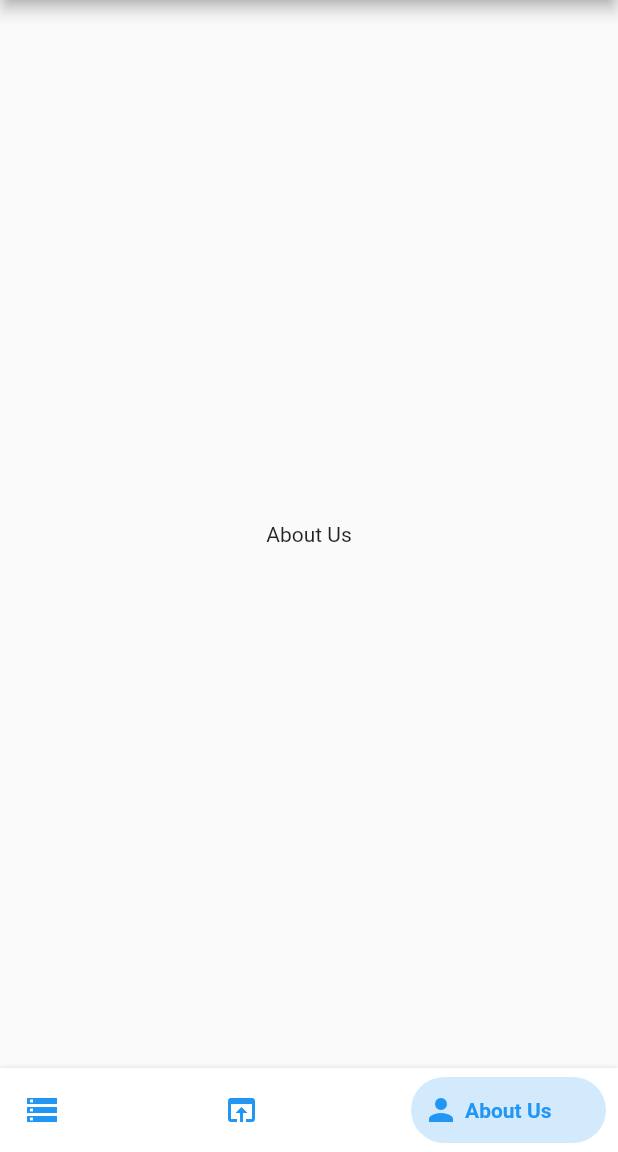
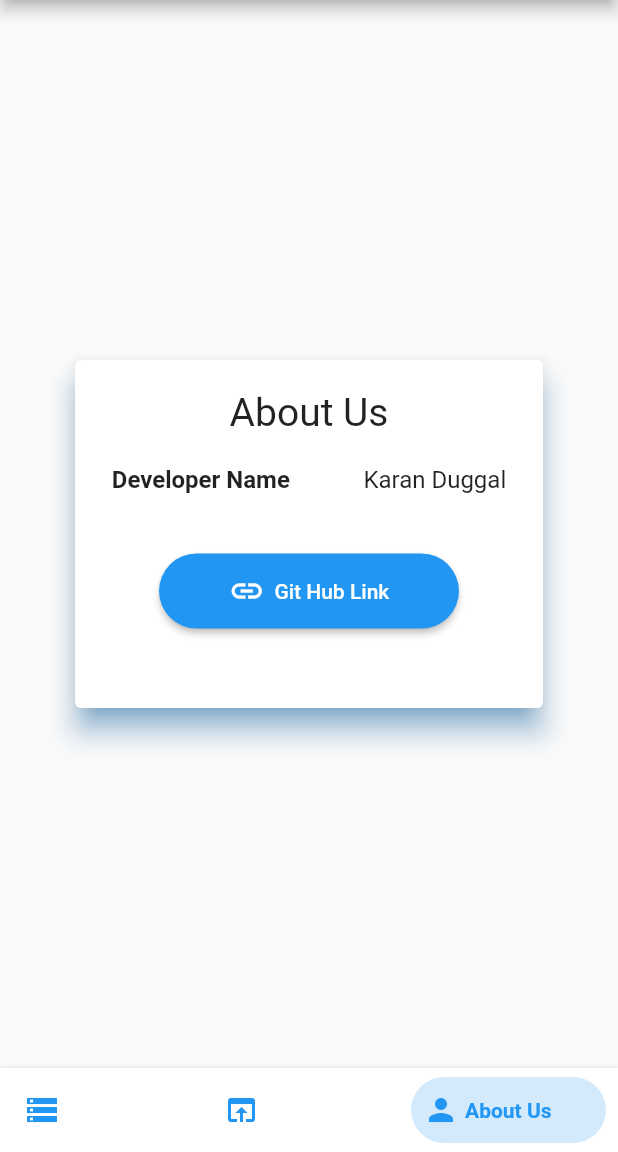
Before and after one commit to KaranDuggal/PDF-Viewer, a Flutter app: the screen it shows after launch, item 3 of the bottom bar chosen, on a phone screen of 412 x 824 dp, the part 84-1236 px from its top. Run offline on Flutter 3.47's test engine with Material 2 defaults, Android fonts, the phone set to English and light mode, and no system bars; drawn by our look-alikes of bottom_navy_bar; our stand-ins replace cool_alert, dio, file_picker, flutter_spinkit; missing offline and left inert: syncfusion_flutter_pdfviewer.

Commit message:
about us card

```diff
--- a/lib/src/screens/about_us_screen.dart
+++ b/lib/src/screens/about_us_screen.dart
@@ -4,8 +4,55 @@
 
   @override
   Widget build(BuildContext context) {
-    return const Center(
-      child: Text("About Us"),
+    return Center(
+      child: Card(
+        child: SizedBox(
+          width: MediaQuery.of(context).size.width - 100,
+          height: MediaQuery.of(context).size.width - 180,
+          child: Column(
+            children: [
+              const SizedBox(height: 20,),
+              const Text("About Us",style: TextStyle(fontSize: 26),),
+              const SizedBox(height: 20,),
+              Column(
+                children: [
+                  Row(
+                    mainAxisAlignment: MainAxisAlignment.spaceAround,
+                    children: const [
+                      Text("Developer Name" ,style: TextStyle(fontSize: 16,fontWeight: FontWeight.bold),),
+                      Text("Karan Duggal",style: TextStyle(fontSize: 16),)
+                    ],
+                  ),
+                ],
+              ),
+              const SizedBox(height: 40,),
+              ElevatedButton(
+              style: ElevatedButton.styleFrom(
+                shape: const StadiumBorder(),
+                minimumSize: const Size(200, 50),
+              ),
+              onPressed: ()async {
+              },
+              child:  SizedBox(
+                width: 120,
+                child: Row(
+                  mainAxisAlignment: MainAxisAlignment.spaceEvenly,
+                  children: const [
+                    Icon(Icons.link),
+                    Text("Git Hub Link"),
+                  ],
+                ),
+              )
+            ),
+            ],
+          )
+        ),
+        elevation: 8,
+        shadowColor: Colors.blue,
+        // shape: BeveledRectangleBorder(
+        //     borderRadius: BorderRadius.circular(15)
+        // ),
+      ),
     );
   }
 }
```
